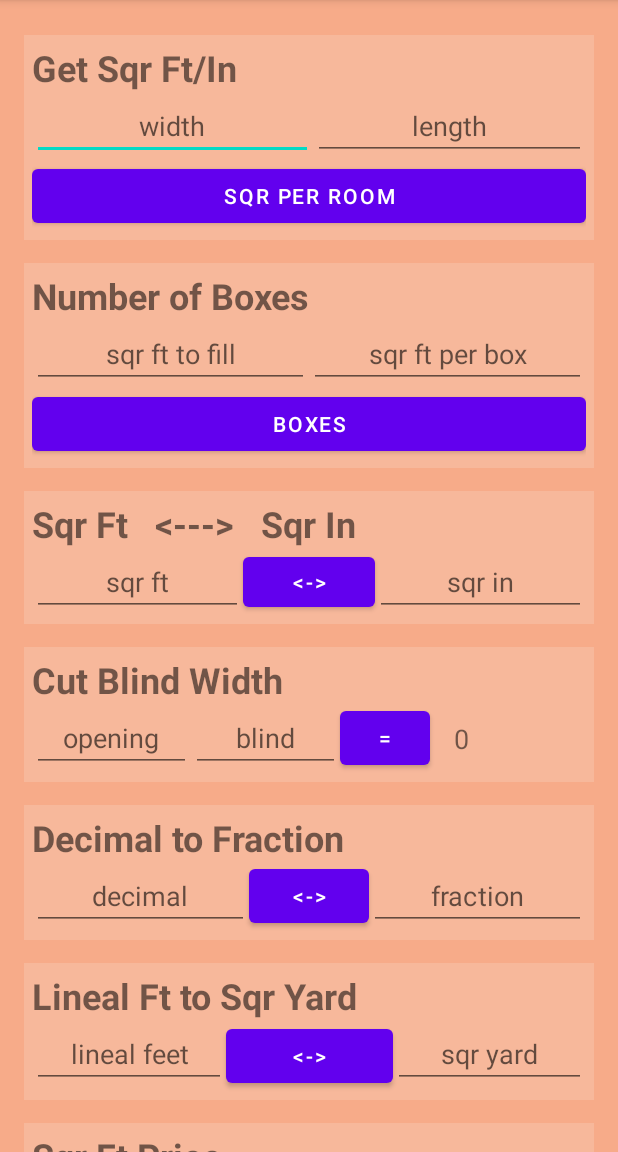
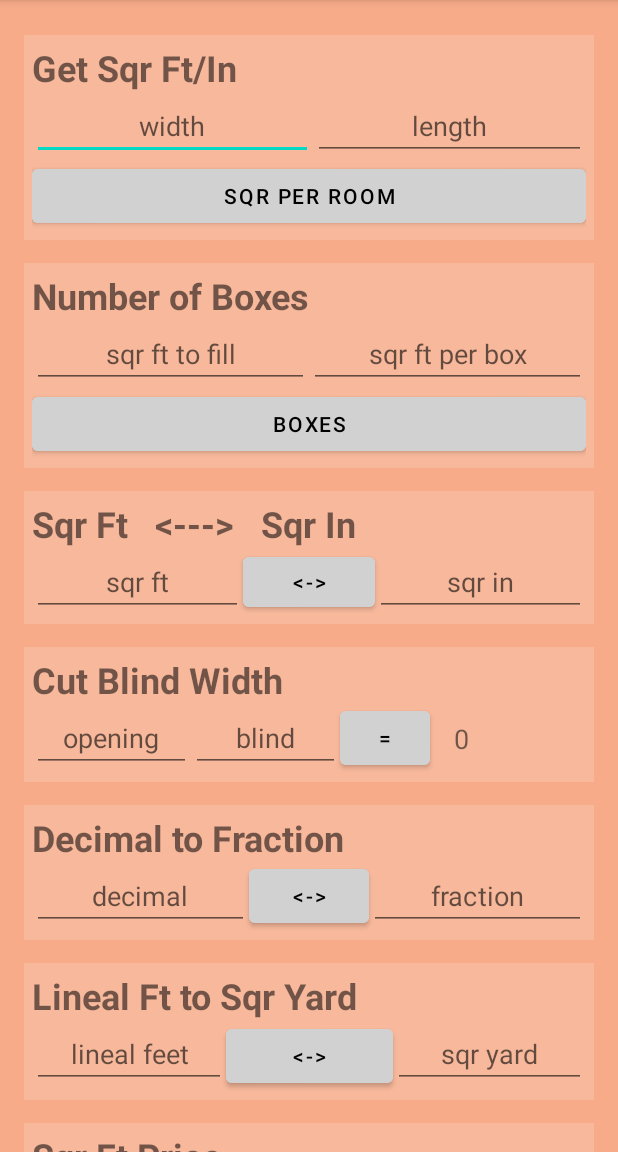
Before and after one commit to edcres/belt-tools, an Android app: the screen it shows after launch (MainActivity), on a phone screen of 412 x 824 dp, the part 84-1236 px from its top. Run offline under Robolectric (Android 15) with nearby library versions, the phone set to English and light mode, and no system bars; our stand-ins replace data binding.

Commit message:
Changed the look of the btns.

```diff
--- a/re-worked-belt-tools/app/src/main/res/layout/fragment_start.xml
+++ b/re-worked-belt-tools/app/src/main/res/layout/fragment_start.xml
@@ -83,6 +83,8 @@
                         android:layout_width="match_parent"
                         android:layout_height="wrap_content"
                         android:text="@string/sqr_per_room_btn"
+                        android:textColor="@color/black"
+                        android:backgroundTint="@color/action_btn_color"
                         app:layout_constraintEnd_toEndOf="@+id/sqr_foot_In_txt"
                         app:layout_constraintStart_toStartOf="parent"
                         app:layout_constraintTop_toBottomOf="@+id/sqr_ft_in_layout" />
@@ -143,6 +145,8 @@
                         android:layout_width="match_parent"
                         android:layout_height="0dp"
                         android:layout_weight="1"
+                        android:textColor="@color/black"
+                        android:backgroundTint="@color/action_btn_color"
                         android:text="@string/tile_box_results_btn"
                         app:layout_constraintEnd_toEndOf="parent"
                         app:layout_constraintStart_toStartOf="parent"
@@ -189,6 +193,8 @@
                         android:layout_height="0dp"
                         android:layout_weight="1"
                         android:text="&lt;-&gt;"
+                        android:textColor="@color/black"
+                        android:backgroundTint="@color/action_btn_color"
                         app:layout_constraintBottom_toBottomOf="@+id/sqrInBox"
                         app:layout_constraintEnd_toEndOf="parent"
                         app:layout_constraintStart_toStartOf="parent"
@@ -257,6 +263,8 @@
                         android:layout_height="wrap_content"
                         android:text="="
                         android:textSize="14sp"
+                        android:textColor="@color/black"
+                        android:backgroundTint="@color/action_btn_color"
                         app:layout_constraintBottom_toBottomOf="@+id/blindWidthBox"
                         app:layout_constraintStart_toEndOf="@+id/blindWidthBox"
                         app:layout_constraintTop_toBottomOf="@+id/titleCutBlindWidth" />
@@ -311,6 +319,8 @@
                         android:layout_width="80dp"
                         android:layout_height="wrap_content"
                         android:text="&lt;-&gt;"
+                        android:textColor="@color/black"
+                        android:backgroundTint="@color/action_btn_color"
                         app:layout_constraintBottom_toBottomOf="@+id/decimalBox"
                         app:layout_constraintEnd_toEndOf="parent"
                         app:layout_constraintStart_toStartOf="parent"
@@ -365,6 +375,8 @@
                         android:layout_height="wrap_content"
                         android:layout_weight="1"
                         android:text="&lt;-&gt;"
+                        android:textColor="@color/black"
+                        android:backgroundTint="@color/action_btn_color"
                         app:layout_constraintEnd_toEndOf="parent"
                         app:layout_constraintStart_toStartOf="parent"
                         app:layout_constraintTop_toBottomOf="@+id/titleLinealFtToSqrYard" />
@@ -431,6 +443,8 @@
                         android:layout_height="wrap_content"
                         android:layout_margin="8dp"
                         android:text="="
+                        android:textColor="@color/black"
+                        android:backgroundTint="@color/action_btn_color"
                         app:layout_constraintBottom_toBottomOf="@+id/boxPriceBox"
                         app:layout_constraintStart_toEndOf="@+id/boxSqrFtBox"
                         app:layout_constraintTop_toTopOf="@+id/boxPriceBox" />
@@ -488,6 +502,8 @@
                         android:layout_width="wrap_content"
                         android:layout_height="wrap_content"
                         android:text="="
+                        android:textColor="@color/black"
+                        android:backgroundTint="@color/action_btn_color"
                         app:layout_constraintEnd_toEndOf="@+id/textView2868"
                         app:layout_constraintStart_toStartOf="parent"
                         app:layout_constraintTop_toBottomOf="@+id/textView2868" />
@@ -552,7 +568,7 @@
 
                     <ToggleButton
                         android:id="@+id/bakShToggleButton"
-                        android:layout_width="80dp"
+                        android:layout_width="50dp"
                         android:layout_height="wrap_content"
                         android:layout_weight="1"
                         android:lineSpacingExtra="10sp"
@@ -584,6 +600,8 @@
                         android:layout_height="wrap_content"
                         android:layout_weight="1"
                         android:text="="
+                        android:textColor="@color/black"
+                        android:backgroundTint="@color/action_btn_color"
                         app:layout_constraintBottom_toBottomOf="@+id/cutOutsBox"
                         app:layout_constraintEnd_toEndOf="parent"
                         app:layout_constraintStart_toStartOf="parent"
@@ -642,6 +660,8 @@
                         android:layout_height="wrap_content"
                         android:layout_weight="0.1"
                         android:text="Save"
+                        android:textColor="@color/black"
+                        android:backgroundTint="@color/action_btn_color"
                         app:layout_constraintEnd_toEndOf="parent"
                         app:layout_constraintStart_toStartOf="parent"
                         app:layout_constraintTop_toBottomOf="@+id/textView20" />
--- a/re-worked-belt-tools/app/src/main/res/values/colors.xml
+++ b/re-worked-belt-tools/app/src/main/res/values/colors.xml
@@ -10,4 +10,6 @@
 
     <color name="background">#F7AB89</color>
     <color name="fading_background">#2CF0F0F0</color>
+    <color name="action_btn_color">#D1D1D1</color>
+
 </resources>
```
